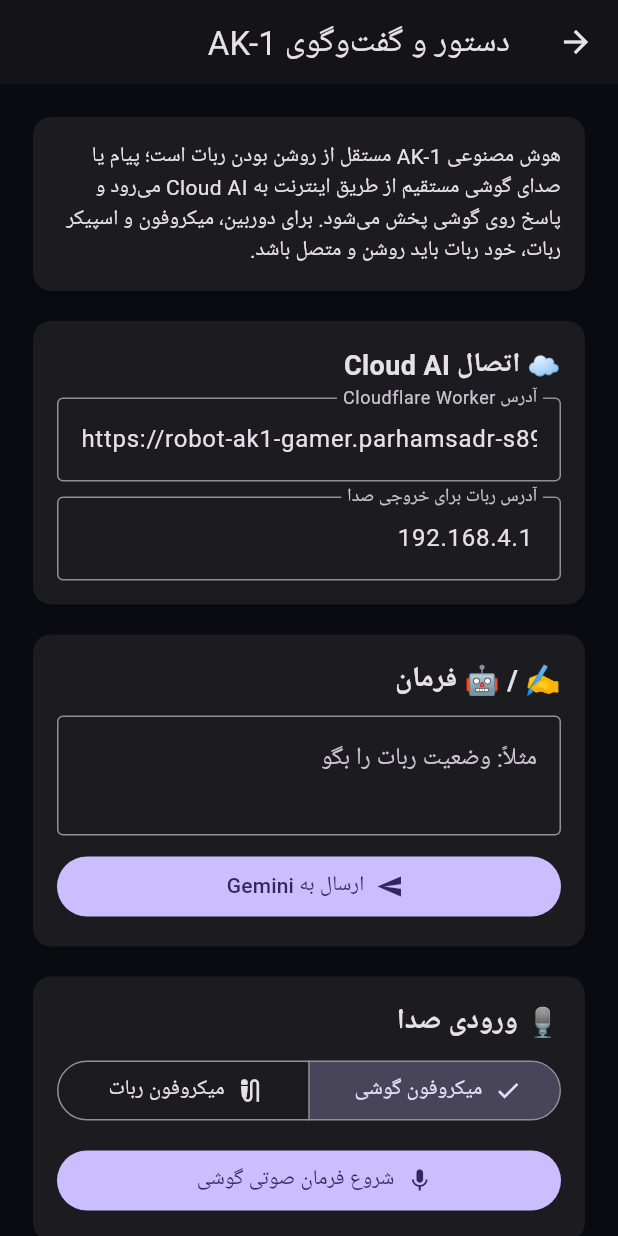
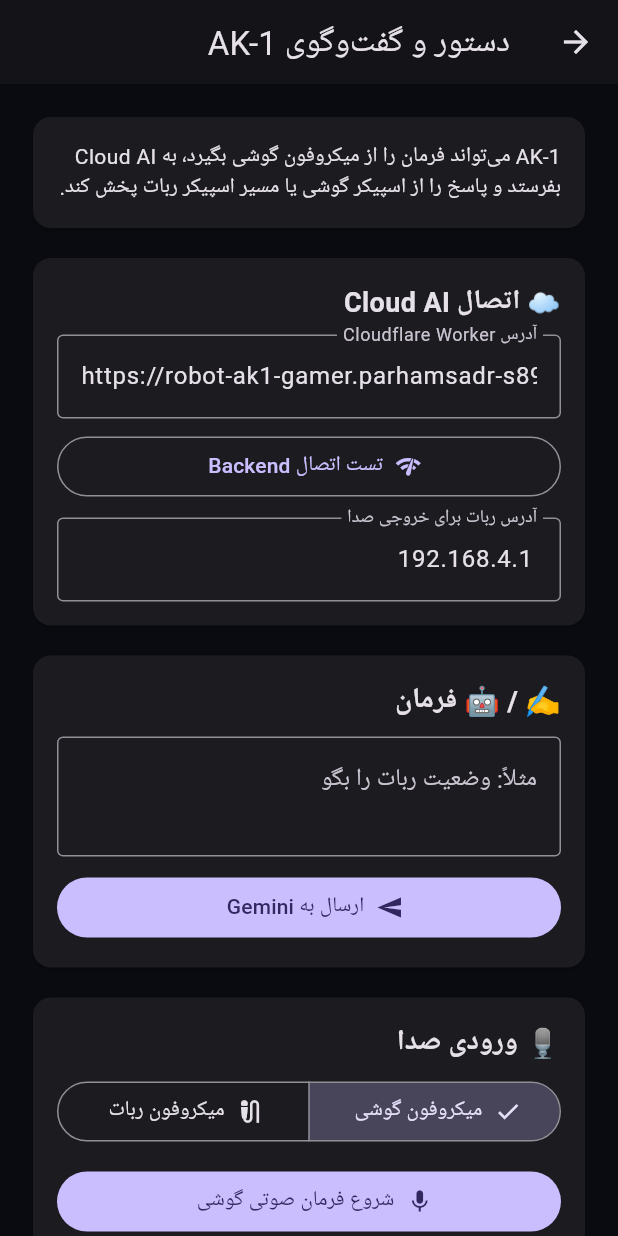
Before and after one commit to parham112289/robot_ak1_gamer, a Flutter app: the AssistantPage screen opened directly, on a phone screen of 412 x 824 dp. Run offline on Flutter 3.47's test engine with Material 3 defaults, Android fonts, the phone set to English and light mode, and no system bars; our stand-ins replace battery_plus, camera, connectivity_plus, flutter_tts, speech_to_text, webview_flutter; missing offline and left inert: android_intent_plus.

Commit message:
AK1_finish12

```diff
--- a/lib/main.dart
+++ b/lib/main.dart
@@ -932,6 +932,8 @@
   String _source = 'گوشی';
   String _output = 'گوشی';
   String _answer = '';
+  bool _diagnosingBackend = false;
+  String _backendDiagnostic = '';
 
   @override
   void initState() {
@@ -963,15 +965,31 @@
     if (mounted) setState(() => _listeningPhone = false);
   }
 
+  Future<void> _diagnoseBackend() async {
+    final backend = _backendController.text.trim();
+    if (backend.isEmpty) return;
+    setState(() {
+      _diagnosingBackend = true;
+      _backendDiagnostic = 'در حال تست اتصال به Worker...';
+    });
+    try {
+      final result = await Ak1BackendService(backend).diagnose();
+      if (!mounted) return;
+      setState(() {
+        _backendDiagnostic = '${result.reachable ? '✅' : '❌'} ${result.message} (${result.elapsed.inMilliseconds} ms)';
+      });
+    } catch (e) {
+      if (mounted) setState(() => _backendDiagnostic = '❌ خطای تست Backend: $e');
+    } finally {
+      if (mounted) setState(() => _diagnosingBackend = false);
+    }
+  }
+
   Future<void> _sendCommand() async {
     final text = _commandController.text.trim();
     final backend = _backendController.text.trim();
-    if (text.isEmpty) {
-      ScaffoldMessenger.of(context).showSnackBar(const SnackBar(content: Text('اول فرمان یا پیام خودت را وارد کن.')));
-      return;
-    }
-    if (backend.isEmpty || backend.contains('YOUR-WORKER')) {
-      ScaffoldMessenger.of(context).showSnackBar(const SnackBar(content: Text('آدرس Cloudflare Worker را وارد کن.')));
+    if (text.isEmpty || backend.contains('YOUR-WORKER')) {
+      ScaffoldMessenger.of(context).showSnackBar(const SnackBar(content: Text('اول آدرس واقعی Cloudflare Worker را وارد کن.')));
       return;
     }
     setState(() => _busy = true);
@@ -1028,12 +1046,22 @@
         body: ListView(
           padding: const EdgeInsets.all(18),
           children: [
-            const Card(child: Padding(padding: EdgeInsets.all(16), child: Text('هوش مصنوعی AK-1 مستقل از روشن بودن ربات است؛ پیام یا صدای گوشی مستقیم از طریق اینترنت به Cloud AI می‌رود و پاسخ روی گوشی پخش می‌شود. برای دوربین، میکروفون و اسپیکر ربات، خود ربات باید روشن و متصل باشد.'))),
+            const Card(child: Padding(padding: EdgeInsets.all(16), child: Text('AK-1 می‌تواند فرمان را از میکروفون گوشی بگیرد، به Cloud AI بفرستد و پاسخ را از اسپیکر گوشی یا مسیر اسپیکر ربات پخش کند.'))),
             const SizedBox(height: 12),
             Card(child: Padding(padding: const EdgeInsets.all(16), child: Column(crossAxisAlignment: CrossAxisAlignment.stretch, children: [
               const Text('☁️ اتصال Cloud AI', style: TextStyle(fontSize: 18, fontWeight: FontWeight.bold)),
               const SizedBox(height: 8),
               TextField(controller: _backendController, keyboardType: TextInputType.url, decoration: const InputDecoration(labelText: 'آدرس Cloudflare Worker', hintText: 'https://....workers.dev', border: OutlineInputBorder())),
+              const SizedBox(height: 8),
+              OutlinedButton.icon(
+                onPressed: _diagnosingBackend ? null : _diagnoseBackend,
+                icon: _diagnosingBackend ? const SizedBox(width: 18, height: 18, child: CircularProgressIndicator(strokeWidth: 2)) : const Icon(Icons.network_check),
+                label: Text(_diagnosingBackend ? 'در حال تست...' : 'تست اتصال Backend'),
+              ),
+              if (_backendDiagnostic.isNotEmpty) ...[
+                const SizedBox(height: 8),
+                Text(_backendDiagnostic, style: const TextStyle(color: Colors.white70)),
+              ],
               const SizedBox(height: 10),
               TextField(controller: _robotController, keyboardType: TextInputType.url, decoration: const InputDecoration(labelText: 'آدرس ربات برای خروجی صدا', hintText: '192.168.4.1', border: OutlineInputBorder())),
             ]))),
```
Also changed, not shown: lib/services/ak1_backend_service.dart (+104 -30 lines), 1 other file.
